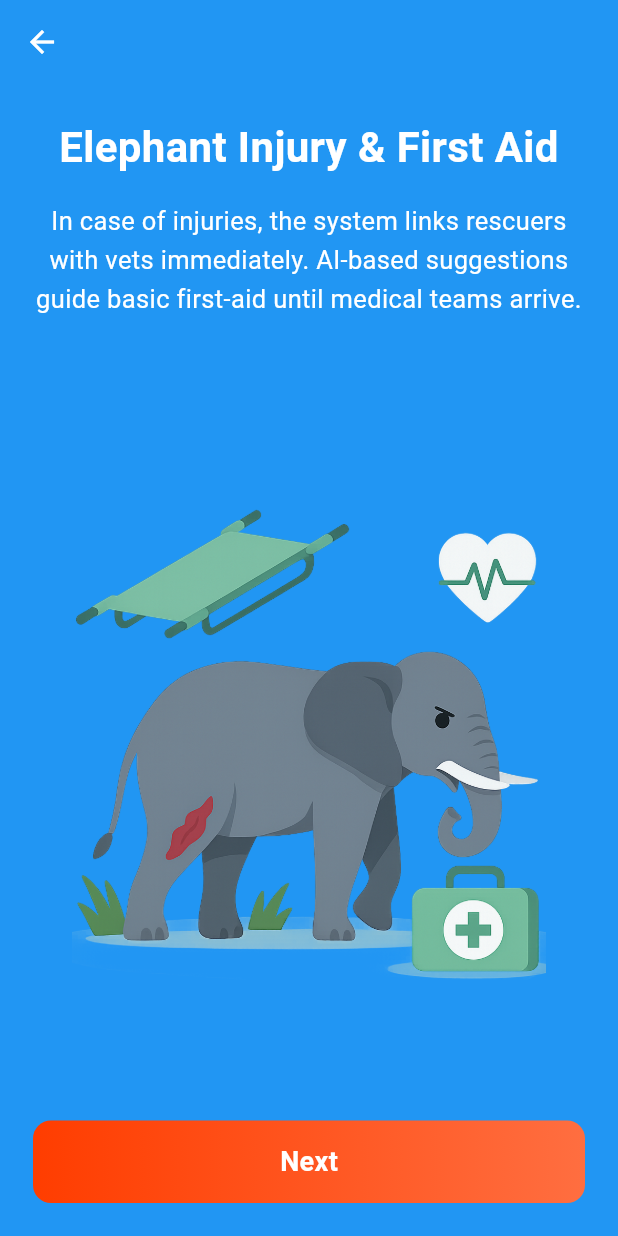
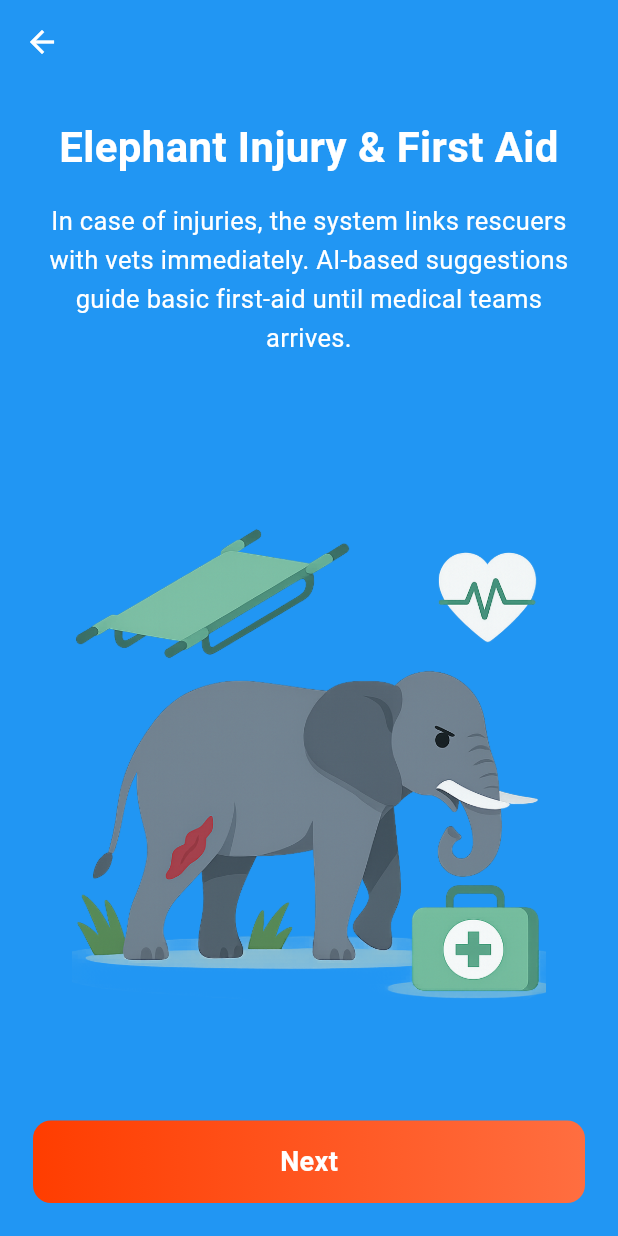
Before and after one commit to Tavini2002/HECSense_Smart-Monitoring-and-Repelling-System-for-Elephant-Intrusions, a Flutter app: the EmergencyMedicalSupportScreen screen opened directly, on a phone screen of 412 x 824 dp. Run offline on Flutter 3.47's test engine with Material 3 defaults, Android fonts, the light colour scheme and no system bars; our stand-ins replace flutter_secure_storage; accounts and stored records are empty.

Commit message:
Update: change the text relavant to the screen

```diff
--- a/experiment/mobile-app/lib/gs-screens/gs_emergency_support_screen.dart
+++ b/experiment/mobile-app/lib/gs-screens/gs_emergency_support_screen.dart
@@ -72,7 +72,7 @@ class _TitleDescription extends StatelessWidget {
         SizedBox(height: 16),
         Text(
           'In case of injuries, the system links rescuers with vets immediately. '
-              'AI-based suggestions guide basic first-aid until medical teams arrive.',
+              'AI-based suggestions guide basic first-aid until medical teams arrives.',
           textAlign: TextAlign.center,
           style: TextStyle(
             fontSize: 17,
```
